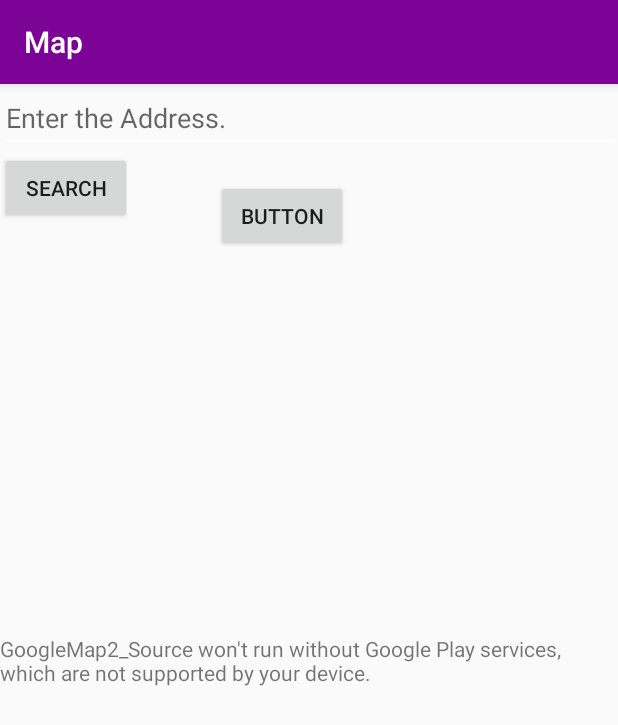
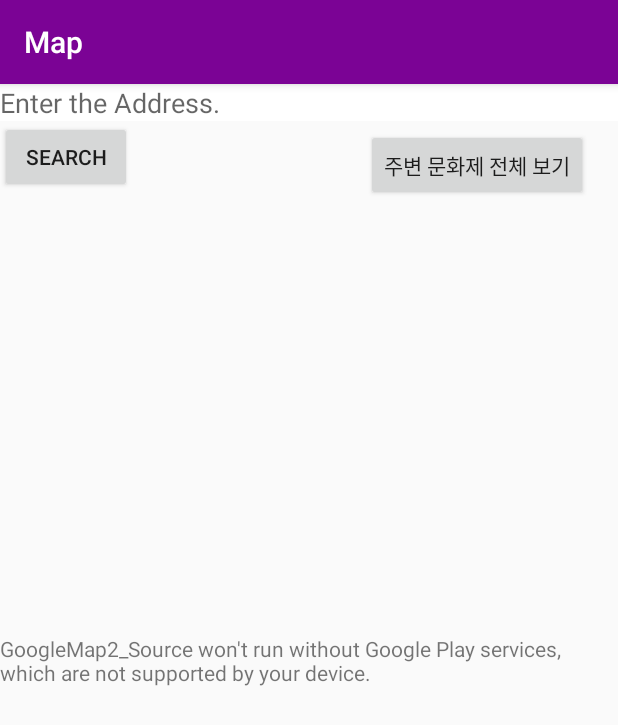
Before and after one commit to jinkoooooo/android, an Android app: the screen it shows after launch (MapsActivity), on a phone screen of 412 x 824 dp. Shown: the top 725 px of the screen. Run offline under Robolectric (Android 15) with nearby library versions, the phone set to English and light mode, and no system bars; libraries missing offline, so code that uses them is left out: com.google.maps.android.

Commit message:
위치검색기능추가

```diff
--- a/app/src/main/java/com/example/googlemap2_source/ListClickActivity.java
+++ b/app/src/main/java/com/example/googlemap2_source/ListClickActivity.java
@@ -12,6 +12,10 @@ public class ListClickActivity extends AppCompatActivity {
 
     public static List params;
 
+    ListClickActivity(String test){
+
+    }
+
     @Override
     protected void onCreate(Bundle savedInstanceState) {
         super.onCreate(savedInstanceState);
--- a/app/src/main/java/com/example/googlemap2_source/LoadingActivity.java
+++ b/app/src/main/java/com/example/googlemap2_source/LoadingActivity.java
@@ -60,6 +60,8 @@ public class LoadingActivity extends Activity {
         //strServiceKey = "ya1BKq8iExZZZGk0EFE%2FFBzsuvW7zg3UxJ%2B2urlfmuw%2FsKlgCy%2BOt5kwNhwJbeTFoNkk26k0TcuCMjrVC4HX8Q%3D%3D";
         //strUrl = strServiceUrl + "?serviceKey=" + strServiceKey;
 
+        //문화재 상세 내용조회
+        //http://www.cha.go.kr/cha/SearchKindOpenapiDt.do?ccbaKdcd=11&ccbaAsno=00010000&ccbaCtcd=11
         LoadingActivity.DownloadWebpageTask1 objTask1 = new LoadingActivity.DownloadWebpageTask1(this);
         objTask1.execute(strServiceUrl);
 
@@ -114,7 +116,7 @@ public class LoadingActivity extends Activity {
 
                 xpp.setInput(new StringReader(result));
                 int eventType = xpp.getEventType();
-
+                //Log.d("123123123", xpp.);
                 while (eventType != XmlPullParser.END_DOCUMENT) {
                     if (eventType == XmlPullParser.START_DOCUMENT) {
                         ;
--- a/app/src/main/res/layout/activity_maps.xml
+++ b/app/src/main/res/layout/activity_maps.xml
@@ -44,7 +44,8 @@
             android:id="@+id/editText"
             android:layout_width="match_parent"
             android:layout_height="wrap_content"
-            android:hint="Enter the Address." />
+            android:hint="Enter the Address."
+            android:background="@color/cardview_light_background"/>
 
         <Button
             android:id="@+id/button"
@@ -57,9 +58,9 @@
         android:id="@+id/golist"
         android:layout_width="wrap_content"
         android:layout_height="wrap_content"
-        android:layout_marginStart="144dp"
-        android:layout_marginTop="64dp"
-        android:text="Button"
+        android:layout_marginStart="244dp"
+        android:layout_marginTop="30dp"
+        android:text="주변 문화제 전체 보기"
         app:layout_constraintStart_toStartOf="parent"
         app:layout_constraintTop_toTopOf="parent" />
 
```
Also changed, not shown: app/src/main/java/com/example/googlemap2_source/ListActivity.java (+10 -3 lines), app/src/main/java/com/example/googlemap2_source/MapsActivity.java (+58 -0 lines), 1 other file.
